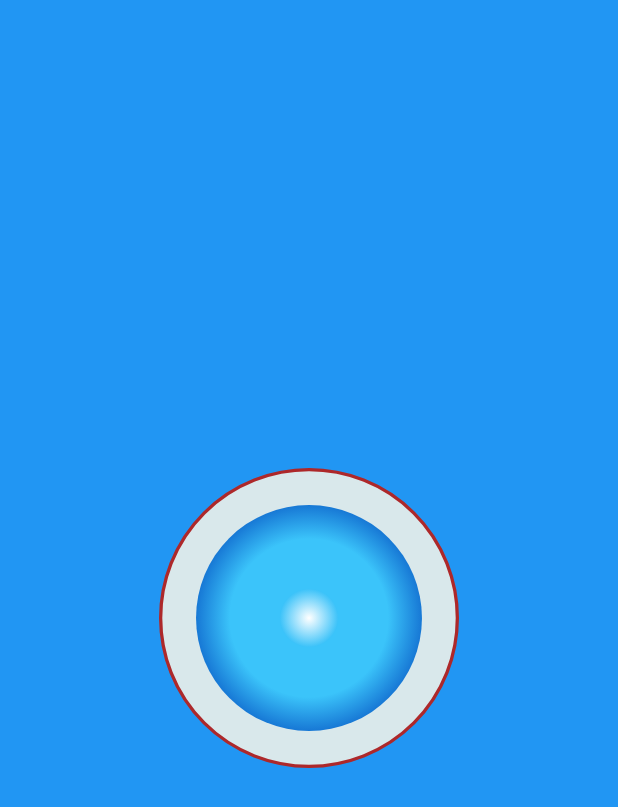
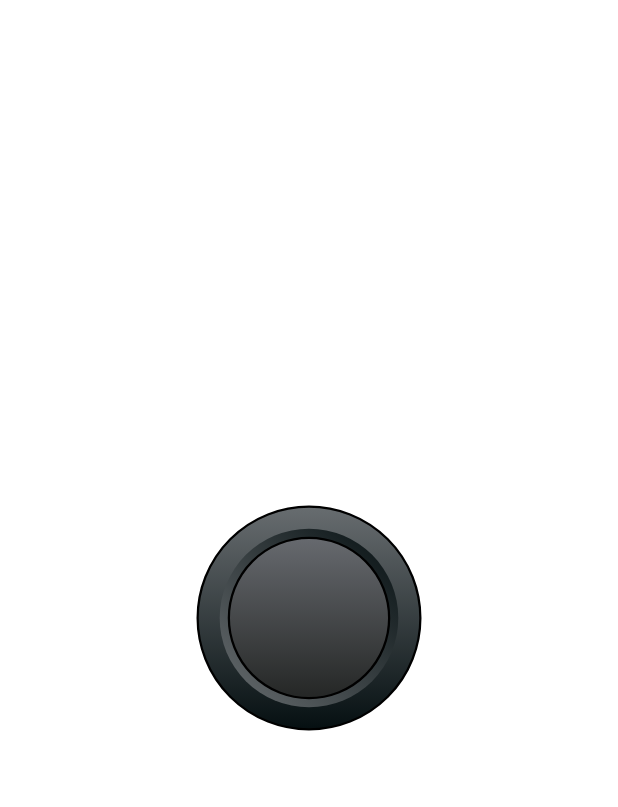
Before and after one commit to CarlosOliveiraa/pokedex, a Flutter app: the screen it shows after launch, on a phone screen of 412 x 824 dp. Shown: the top 807 px of the screen. Run offline on Flutter 3.47's test engine with Material 2 defaults, Android fonts, the phone set to English and light mode, and no system bars.

Commit message:
Criando alguns widgets

```diff
--- a/lib/components/background_widget.dart
+++ b/lib/components/background_widget.dart
@@ -19,7 +19,7 @@ class BackGroundWidget extends StatelessWidget {
     return Container(
       width: width,
       height: height,
-      color: Colors.blue,
+      color: Colors.white,
       child: child,
     );
   }
--- /dev/null
+++ b/lib/components/bigbutton_widget.dart
@@ -0,0 +1,66 @@
+import 'package:flutter/material.dart';
+
+class BigButton extends StatelessWidget {
+  final double size;
+
+  const BigButton({
+    Key? key,
+    this.size = 58,
+  }) : super(key: key);
+
+  @override
+  Widget build(BuildContext context) {
+    return Container(
+      alignment: Alignment.center,
+      width: size,
+      height: size,
+      decoration: BoxDecoration(
+          shape: BoxShape.circle,
+          border: Border.all(width: size * 0.01),
+          gradient: const LinearGradient(
+            begin: Alignment.topCenter,
+            end: Alignment.bottomCenter,
+            colors: [
+              Color(0xff686D70),
+              Color(0xff050F11),
+            ],
+          )),
+      child: LayoutBuilder(builder: (context, constraints) {
+        return Container(
+          alignment: Alignment.center,
+          width: constraints.maxWidth * 0.81,
+          height: constraints.maxHeight * 0.81,
+          decoration: const BoxDecoration(
+            shape: BoxShape.circle,
+            gradient: LinearGradient(
+              begin: Alignment.topRight,
+              end: Alignment.bottomLeft,
+              colors: [
+                Color(0xff050F11),
+                Color(0xff686D70),
+              ],
+            ),
+          ),
+          child: LayoutBuilder(builder: (context, constraints) {
+            return Container(
+              width: constraints.maxWidth * 0.91,
+              height: constraints.maxHeight * 0.91,
+              decoration: BoxDecoration(
+                shape: BoxShape.circle,
+                border: Border.all(width: size * 0.01),
+                gradient: const LinearGradient(
+                  begin: Alignment.topCenter,
+                  end: Alignment.bottomCenter,
+                  colors: [
+                    Color(0xff676A6F),
+                    Color(0xff242625),
+                  ],
+                ),
+              ),
+            );
+          }),
+        );
+      }),
+    );
+  }
+}
--- a/lib/components/framelamp_widget.dart
+++ b/lib/components/framelamp_widget.dart
@@ -22,8 +22,7 @@ class FrameLamp extends StatelessWidget {
       child: LayoutBuilder(
         builder: (context, constraints) {
           return Container(
-            alignment: Alignment(
-                constraints.maxWidth * 0.4, constraints.maxHeight * 0.40),
+            alignment: Alignment.center,
             width: constraints.maxWidth * 0.77,
             height: constraints.maxHeight * 0.77,
             decoration: const BoxDecoration(
@@ -36,7 +35,6 @@ class FrameLamp extends StatelessWidget {
                 ],
               ),
             ),
-            child: Center(
             child: Container(
               width: constraints.maxWidth * 0.2,
               height: constraints.maxHeight * 0.2,
@@ -47,7 +45,7 @@ class FrameLamp extends StatelessWidget {
                     Color(0xffFFFFFF),
                     Color(0xff3AC2F9),
                   ],
-                  ),
+                  stops: [0, 1],
                 ),
               ),
             ),
--- a/lib/page/home_page.dart
+++ b/lib/page/home_page.dart
@@ -1,6 +1,7 @@
 import 'package:flutter/material.dart';
-import 'package:pokedex_flutter/components/background_widget.dart';
-import 'package:pokedex_flutter/components/framelamp_widget.dart';
+
+import '../components/background_widget.dart';
+import '../components/bigbutton_widget.dart';
 
 class HomePage extends StatelessWidget {
   const HomePage({Key? key}) : super(key: key);
@@ -16,8 +17,8 @@ class HomePage extends StatelessWidget {
         child: Stack(
           alignment: Alignment.center,
           children: const [
-            FrameLamp(
-              size: 200,
+            BigButton(
+              size: 150,
             )
           ],
         ),
```
Also changed, not shown: lib/components/led_widget.dart (added, +74 -0 lines), lib/components/optionbutton_widget.dart (added, +51 -0 lines). Lines whose indentation alone changed are shown as unchanged.
